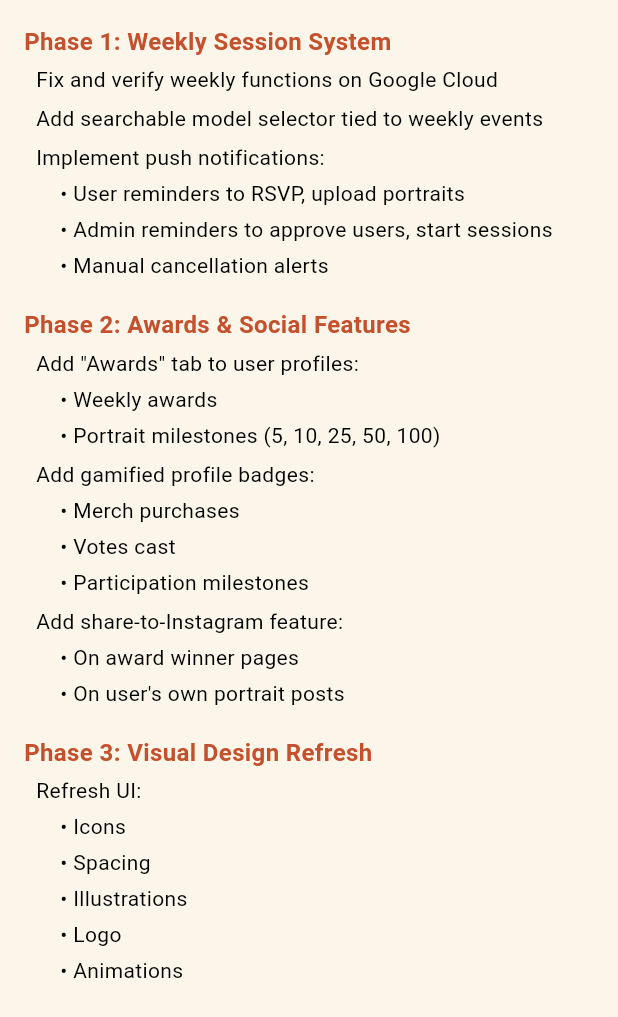
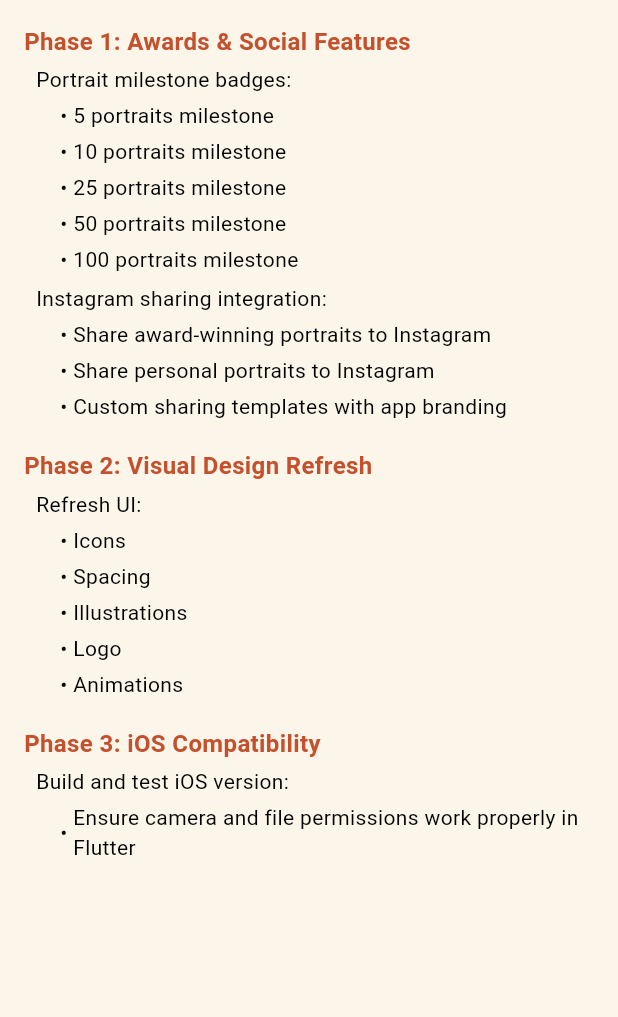
Before and after one commit to starogre/hundredheadssociety, a Flutter app: the AppUpdatesScreen screen opened directly, tab 2 chosen, on a phone screen of 412 x 824 dp, the part 219-1236 px from its top. Run offline on Flutter 3.47's test engine with Material 3 defaults, Android fonts, the light colour scheme and no system bars; our stand-ins replace cached_network_image, cloud_firestore, cloud_functions, firebase_auth, firebase_core, firebase_messaging and 6 more; missing offline and left inert: app_settings, photo_manager, photo_manager_image_provider; accounts and stored records are empty.

Commit message:
Update roadmap: remove Phase 1, rename phases, add awards tab to recent changes

```diff
--- a/lib/screens/app_updates_screen.dart
+++ b/lib/screens/app_updates_screen.dart
@@ -91,6 +91,11 @@ class _ChangesTab extends StatelessWidget {
           title: Text('Enhanced Community Features'),
           subtitle: Text('Improved search functionality to filter by model name or artist name. Better tab organization with Recent Portraits as default view.'),
         ),
+        ListTile(
+          leading: Icon(Icons.emoji_events, color: AppColors.forestGreen),
+          title: Text('Awards Tab & Profile System'),
+          subtitle: Text('Added awards tab to artist profiles showing portrait trophies, community experience, and merch items. Unified profile scrolling for better UX.'),
+        ),
       ],
     );
   }
@@ -105,27 +110,19 @@ class _RoadmapTab extends StatelessWidget {
       children: const [
         Text('🗺️ 100 Heads Society App – Roadmap', style: TextStyle(fontSize: 18, fontWeight: FontWeight.bold)),
         SizedBox(height: 16),
-        _PhaseHeader('Phase 1: Weekly Session System'),
-        _RoadmapItem('Fix and verify weekly functions on Google Cloud'),
-        _RoadmapItem('Add searchable model selector tied to weekly events'),
-        _RoadmapItem('Implement push notifications:'),
-        _RoadmapBullet('User reminders to RSVP, upload portraits'),
-        _RoadmapBullet('Admin reminders to approve users, start sessions'),
-        _RoadmapBullet('Manual cancellation alerts'),
+        _PhaseHeader('Phase 1: Awards & Social Features'),
+        _RoadmapItem('Portrait milestone badges:'),
+        _RoadmapBullet('5 portraits milestone'),
+        _RoadmapBullet('10 portraits milestone'),
+        _RoadmapBullet('25 portraits milestone'),
+        _RoadmapBullet('50 portraits milestone'),
+        _RoadmapBullet('100 portraits milestone'),
+        _RoadmapItem('Instagram sharing integration:'),
+        _RoadmapBullet('Share award-winning portraits to Instagram'),
+        _RoadmapBullet('Share personal portraits to Instagram'),
+        _RoadmapBullet('Custom sharing templates with app branding'),
         SizedBox(height: 16),
-        _PhaseHeader('Phase 2: Awards & Social Features'),
-        _RoadmapItem('Add "Awards" tab to user profiles:'),
-        _RoadmapBullet('Weekly awards'),
-        _RoadmapBullet('Portrait milestones (5, 10, 25, 50, 100)'),
-        _RoadmapItem('Add gamified profile badges:'),
-        _RoadmapBullet('Merch purchases'),
-        _RoadmapBullet('Votes cast'),
-        _RoadmapBullet('Participation milestones'),
-        _RoadmapItem('Add share-to-Instagram feature:'),
-        _RoadmapBullet('On award winner pages'),
-        _RoadmapBullet("On user's own portrait posts"),
-        SizedBox(height: 16),
-        _PhaseHeader('Phase 3: Visual Design Refresh'),
+        _PhaseHeader('Phase 2: Visual Design Refresh'),
         _RoadmapItem('Refresh UI:'),
         _RoadmapBullet('Icons'),
         _RoadmapBullet('Spacing'),
@@ -133,7 +130,7 @@ class _RoadmapTab extends StatelessWidget {
         _RoadmapBullet('Logo'),
         _RoadmapBullet('Animations'),
         SizedBox(height: 16),
-        _PhaseHeader('Phase 4: iOS Compatibility'),
+        _PhaseHeader('Phase 3: iOS Compatibility'),
         _RoadmapItem('Build and test iOS version:'),
         _RoadmapBullet('Ensure camera and file permissions work properly in Flutter'),
       ],
```
